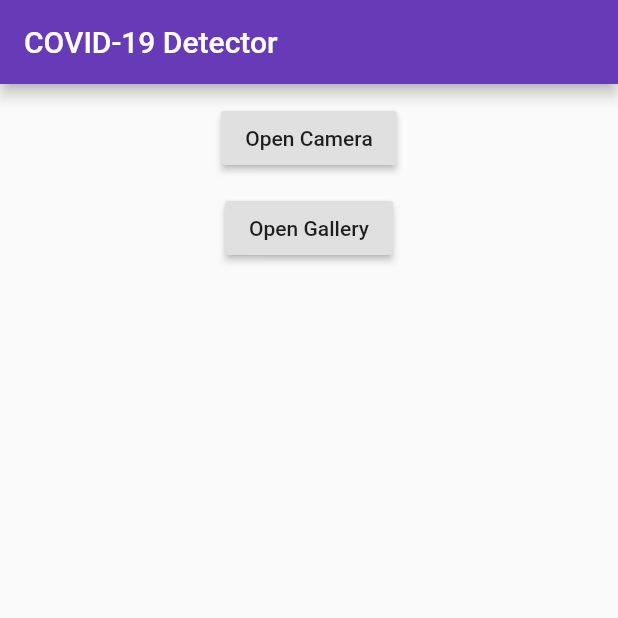
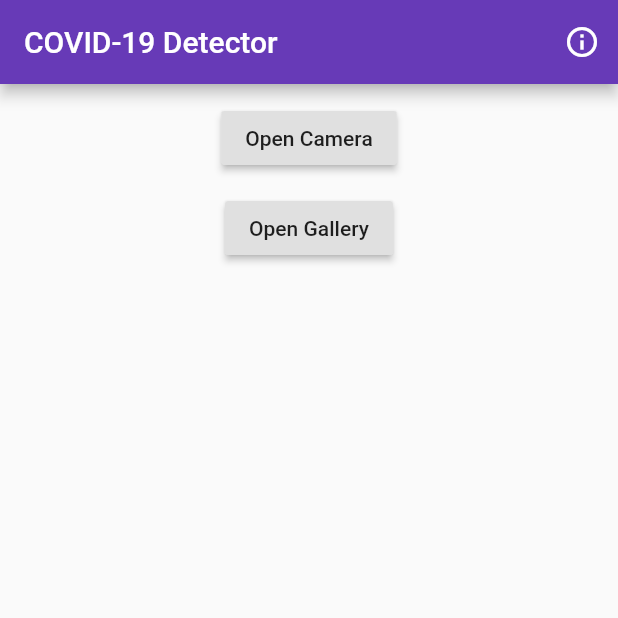
Before and after one commit to EhsanTgv/COVID-19DetectorFlutter, a Flutter app: the screen it shows after launch, on a phone screen of 412 x 824 dp, the top half of it. Run offline on Flutter 3.47's test engine with Material 2 defaults, Android fonts, the phone set to English and light mode, and no system bars; our stand-ins replace camera, image_picker, progress_dialog.

Commit message:
MyHomePage Implement actionBar button

```diff
--- a/lib/pages/homepage.dart
+++ b/lib/pages/homepage.dart
@@ -114,6 +114,13 @@ class _MyHomePageState extends State<MyHomePage> {
     return Scaffold(
       appBar: AppBar(
         title: Text("COVID-19 Detector"),
+        actions: <Widget>[
+          IconButton(
+            color: Colors.white,
+            onPressed: () {},
+            icon: Icon(Icons.info_outline),
+          )
+        ],
       ),
       body: Center(
         child: Column(
```
